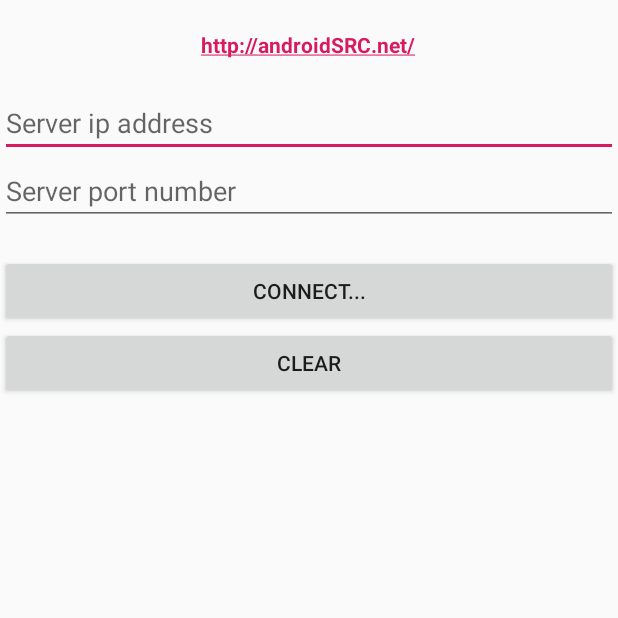
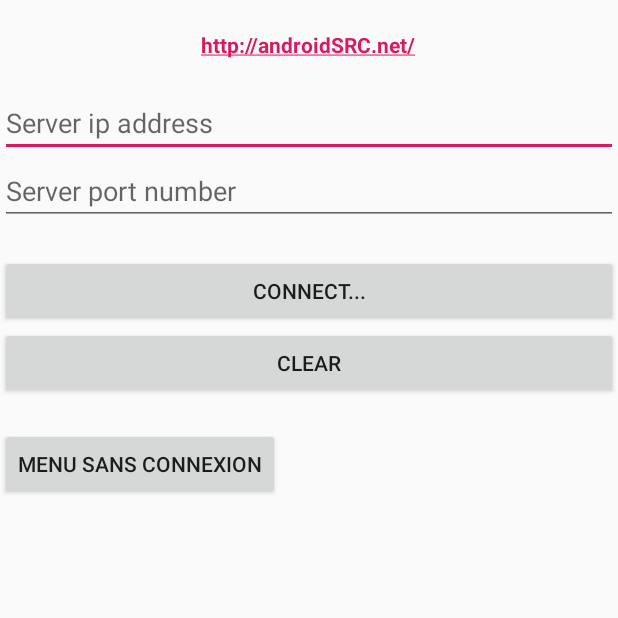
Before and after one commit to LucasJed/R2-D2, an Android app: the screen it shows after launch (ClientMain), on a phone screen of 412 x 824 dp, the top half of it. Run offline under Robolectric (Android 15) with nearby library versions, the phone set to English and light mode, and no system bars.

Commit message:
Bouton vers menu

```diff
--- a/app/src/main/java/hei/balamba_boca_campion_delloye_duclos_huet/r2_d2/ClientMain.java
+++ b/app/src/main/java/hei/balamba_boca_campion_delloye_duclos_huet/r2_d2/ClientMain.java
@@ -1,6 +1,7 @@
 package hei.balamba_boca_campion_delloye_duclos_huet.r2_d2;
 
 import android.app.Activity;
+import android.content.Intent;
 import android.os.Bundle;
 import android.view.View;
 import android.view.View.OnClickListener;
@@ -11,6 +12,7 @@ import android.widget.TextView;
 public class ClientMain extends Activity {
 
     TextView response;
+    private Button onclick2;
     EditText editTextAddress, editTextPort;
     Button buttonConnect, buttonClear;
 
@@ -18,6 +20,14 @@ public class ClientMain extends Activity {
     protected void onCreate(Bundle savedInstanceState) {
         super.onCreate(savedInstanceState);
         setContentView(R.layout.activity_client_main);
+
+        onclick2 = (Button) findViewById(R.id.myButton1);
+        onclick2.setOnClickListener(new View.OnClickListener() {
+            @Override
+            public void onClick(View v) {
+                openMainActivity();
+            }
+        });
 
         editTextAddress = (EditText) findViewById(R.id.addressEditText);
         editTextPort = (EditText) findViewById(R.id.portEditText);
@@ -44,4 +54,8 @@ public class ClientMain extends Activity {
             }
         });
     }
+    public void openMainActivity() {
+        Intent intent = new Intent(this, MainActivity.class);
+        startActivity(intent);
+    }
 }
--- a/app/src/main/res/layout/activity_client_main.xml
+++ b/app/src/main/res/layout/activity_client_main.xml
@@ -44,5 +44,12 @@
         android:id="@+id/responseTextView"
         android:layout_width="wrap_content"
         android:layout_height="wrap_content" />
+    <Button
+        android:id="@+id/myButton1"
+        android:layout_width="wrap_content"
+        android:layout_height="wrap_content"
+        android:onClick="onClick2"
+        android:text="Menu sans connexion" >
+    </Button>
 
 </LinearLayout>
```
